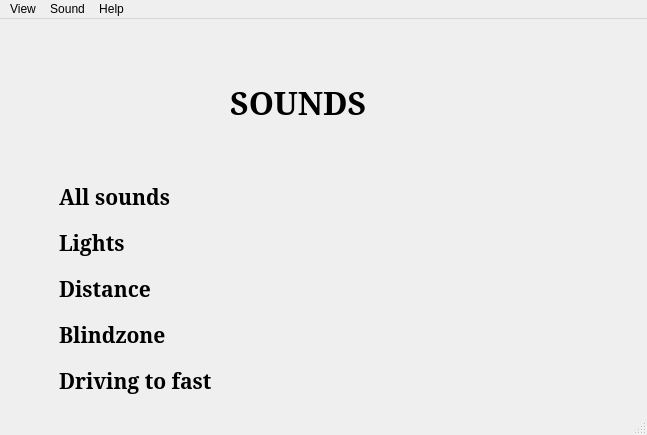
Old version of the form GUI/sounds.ui in the repository kaisabr/tdt4140DevelopmentTeam3.
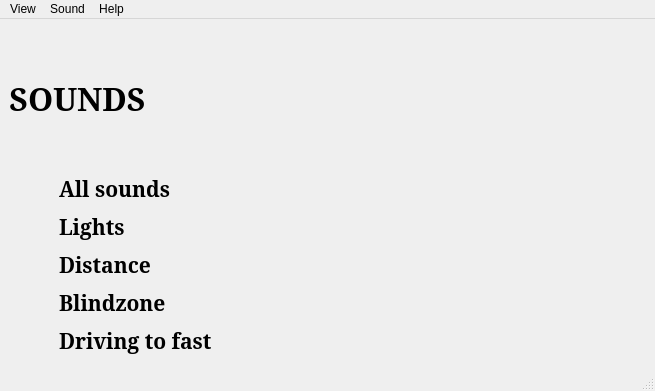
New version of the form. Custom widgets are drawn as their Qt base class.

Diff of the .ui file:
```diff
--- a/GUI/sounds.ui
+++ b/GUI/sounds.ui
@@ -6,8 +6,8 @@
    <rect>
     <x>0</x>
     <y>0</y>
-    <width>647</width>
-    <height>435</height>
+    <width>655</width>
+    <height>391</height>
    </rect>
   </property>
   <property name="windowTitle">
@@ -23,8 +23,17 @@
       <property name="rightMargin">
        <number>50</number>
       </property>
-      <item alignment="Qt::AlignHCenter">
+      <item>
        <widget class="QLabel" name="soundLabel">
+        <property name="enabled">
+         <bool>true</bool>
+        </property>
+        <property name="sizePolicy">
+         <sizepolicy hsizetype="Fixed" vsizetype="Preferred">
+          <horstretch>0</horstretch>
+          <verstretch>0</verstretch>
+         </sizepolicy>
+        </property>
         <property name="font">
          <font>
           <family>Garamond</family>
@@ -36,12 +45,21 @@
         <property name="text">
          <string>SOUNDS</string>
         </property>
+        <property name="alignment">
+         <set>Qt::AlignCenter</set>
+        </property>
+        <property name="margin">
+         <number>0</number>
+        </property>
+        <property name="indent">
+         <number>-1</number>
+        </property>
        </widget>
       </item>
       <item>
        <layout class="QVBoxLayout" name="verticalLayout">
         <property name="spacing">
-         <number>8</number>
+         <number>4</number>
         </property>
         <property name="leftMargin">
          <number>50</number>
@@ -156,7 +174,7 @@
     <rect>
      <x>0</x>
      <y>0</y>
-     <width>647</width>
+     <width>655</width>
      <height>21</height>
     </rect>
    </property>
```
Left out of the diff: 6 changed lines with no effect on the pictures.
